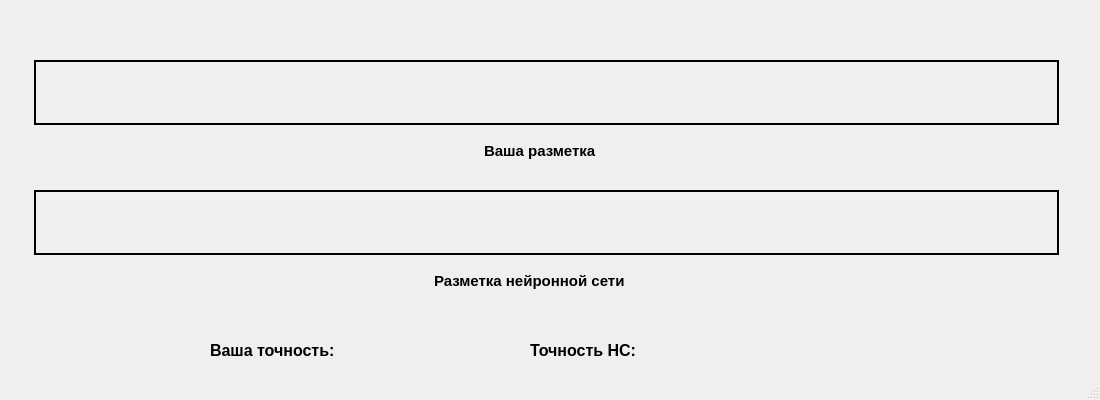
Qt form uis/result_1.ui (Grinik767/gazik) before a commit.
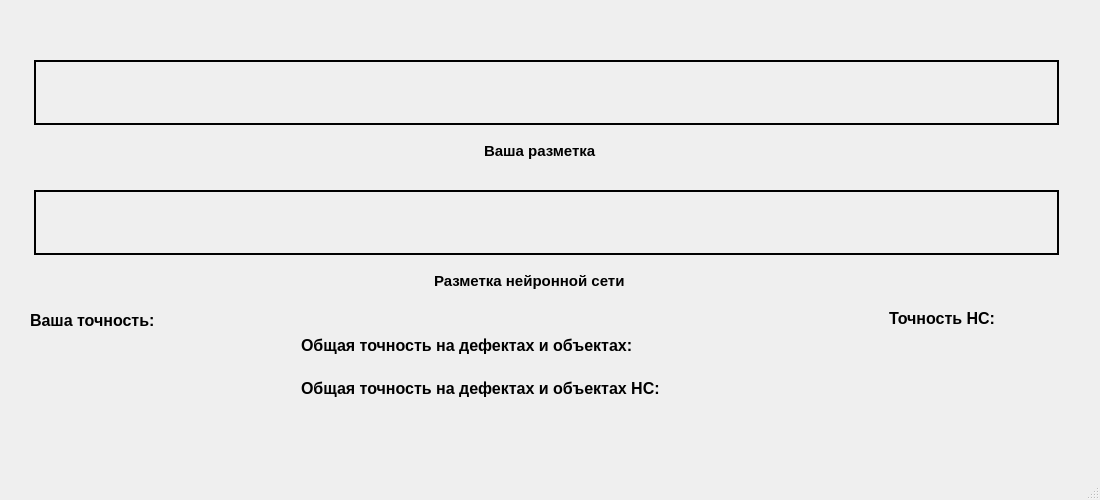
The same form after that commit.

Commit message: add results to practice

```diff
--- a/uis/result_1.ui
+++ b/uis/result_1.ui
@@ -7,19 +7,19 @@
     <x>0</x>
     <y>0</y>
     <width>1100</width>
-    <height>400</height>
+    <height>500</height>
    </rect>
   </property>
   <property name="minimumSize">
    <size>
     <width>1100</width>
-    <height>400</height>
+    <height>500</height>
    </size>
   </property>
   <property name="maximumSize">
    <size>
     <width>1100</width>
-    <height>400</height>
+    <height>500</height>
    </size>
   </property>
   <property name="windowTitle">
@@ -149,8 +149,8 @@
    <widget class="QWidget" name="horizontalLayoutWidget">
     <property name="geometry">
      <rect>
-      <x>210</x>
-      <y>310</y>
+      <x>30</x>
+      <y>280</y>
       <width>301</width>
       <height>80</height>
      </rect>
@@ -189,9 +189,9 @@
    <widget class="QWidget" name="horizontalLayoutWidget_2">
     <property name="geometry">
      <rect>
-      <x>530</x>
-      <y>310</y>
-      <width>301</width>
+      <x>889</x>
+      <y>278</y>
+      <width>211</width>
       <height>80</height>
      </rect>
     </property>
@@ -226,6 +226,82 @@
      </item>
     </layout>
    </widget>
+   <widget class="QWidget" name="verticalLayoutWidget">
+    <property name="geometry">
+     <rect>
+      <x>301</x>
+      <y>327</y>
+      <width>751</width>
+      <height>80</height>
+     </rect>
+    </property>
+    <layout class="QVBoxLayout" name="verticalLayout">
+     <item>
+      <layout class="QHBoxLayout" name="horizontalLayout_3">
+       <item>
+        <widget class="QLabel" name="label_8">
+         <property name="font">
+          <font>
+           <family>Arial</family>
+           <pointsize>12</pointsize>
+           <weight>75</weight>
+           <bold>true</bold>
+          </font>
+         </property>
+         <property name="text">
+          <string>Общая точность на дефектах и объектах:</string>
+         </property>
+        </widget>
+       </item>
+       <item>
+        <widget class="QLabel" name="label_9">
+         <property name="font">
+          <font>
+           <family>Arial</family>
+           <pointsize>12</pointsize>
+          </font>
+         </property>
+         <property name="text">
+          <string/>
+         </property>
+        </widget>
+       </item>
+      </layout>
+     </item>
+     <item>
+      <layout class="QHBoxLayout" name="horizontalLayout_4">
+       <item>
+        <widget class="QLabel" name="label_10">
+         <property name="font">
+          <font>
+           <family>Arial</family>
+           <pointsize>12</pointsize>
+           <weight>75</weight>
+           <bold>true</bold>
+          </font>
+         </property>
+         <property name="text">
+          <string>Общая точность на дефектах и объектах НС:</string>
+         </property>
+        </widget>
+       </item>
+       <item>
+        <widget class="QLabel" name="label_11">
+         <property name="font">
+          <font>
+           <family>Arial</family>
+           <pointsize>12</pointsize>
+          </font>
+         </property>
+         <property name="text">
+          <string/>
+         </property>
+        </widget>
+       </item>
+      </layout>
+     </item>
+    </layout>
+   </widget>
   </widget>
   <widget class="QStatusBar" name="statusbar"/>
  </widget>
```
The commit also changes 3 other files.
